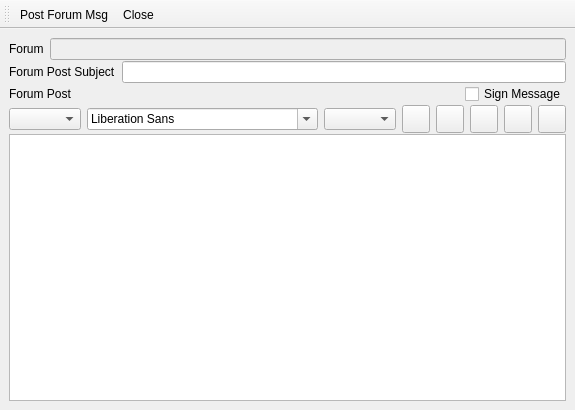
Old version of the form retroshare-gui/src/gui/forums/CreateForumMsg.ui in the repository RetroShare/RetroShare.
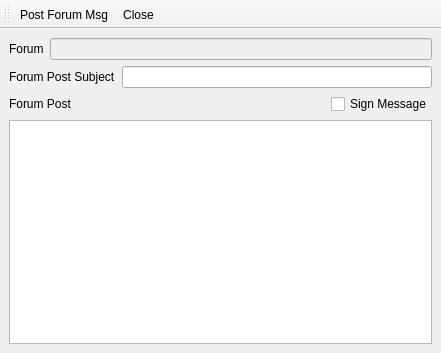
New version of the form. Icons and pictures are not drawn.

Commit message: Reverted to Forum Msgs back to before formatting. Made self appear in center of NetworkView

What changed in the file:
```diff
--- a/retroshare-gui/src/gui/forums/CreateForumMsg.ui
+++ b/retroshare-gui/src/gui/forums/CreateForumMsg.ui
@@ -5,8 +5,8 @@
    <rect>
     <x>0</x>
     <y>0</y>
-    <width>527</width>
-    <height>410</height>
+    <width>441</width>
+    <height>353</height>
    </rect>
   </property>
   <property name="windowTitle" >
@@ -20,17 +20,10 @@
   </property>
   <widget class="QWidget" name="centralwidget" >
    <layout class="QGridLayout" >
-    <property name="horizontalSpacing" >
-     <number>2</number>
-    </property>
-    <property name="verticalSpacing" >
-     <number>1</number>
-    </property>
     <item row="0" column="0" >
+     <layout class="QVBoxLayout" >
+      <item>
      <layout class="QHBoxLayout" >
-      <property name="spacing" >
-       <number>6</number>
-      </property>
       <item>
        <widget class="QLabel" name="label_2" >
         <property name="text" >
@@ -47,11 +40,8 @@
       </item>
      </layout>
     </item>
-    <item row="1" column="0" >
+      <item>
      <layout class="QHBoxLayout" >
-      <property name="spacing" >
-       <number>6</number>
-      </property>
       <item>
        <widget class="QLabel" name="label" >
         <property name="text" >
@@ -64,7 +54,7 @@
       </item>
      </layout>
     </item>
-    <item row="2" column="0" >
+      <item>
      <layout class="QHBoxLayout" >
       <item>
        <widget class="QLabel" name="label_5" >
@@ -95,165 +85,12 @@
       </item>
      </layout>
     </item>
-    <item row="3" column="0" >
-     <layout class="QGridLayout" >
-      <property name="horizontalSpacing" >
-       <number>6</number>
-      </property>
-      <property name="verticalSpacing" >
-       <number>0</number>
-      </property>
-      <item row="0" column="0" >
-       <widget class="QComboBox" name="comboStyle" />
-      </item>
-      <item row="0" column="1" >
-       <widget class="QFontComboBox" name="comboFont" />
-      </item>
-      <item row="0" column="2" >
-       <widget class="QComboBox" name="comboSize" >
-        <property name="toolTip" >
-         <string>Font size</string>
-        </property>
-       </widget>
-      </item>
-      <item row="0" column="3" >
-       <widget class="QPushButton" name="boldbtn" >
-        <property name="minimumSize" >
-         <size>
-          <width>28</width>
-          <height>28</height>
-         </size>
-        </property>
-        <property name="maximumSize" >
-         <size>
-          <width>28</width>
-          <height>28</height>
-         </size>
-        </property>
-        <property name="toolTip" >
-         <string>Bold</string>
-        </property>
-        <property name="text" >
-         <string/>
-        </property>
-        <property name="checkable" >
-         <bool>true</bool>
-        </property>
-       </widget>
-      </item>
-      <item row="0" column="4" >
-       <widget class="QPushButton" name="underlinebtn" >
-        <property name="minimumSize" >
-         <size>
-          <width>28</width>
-          <height>28</height>
-         </size>
-        </property>
-        <property name="maximumSize" >
-         <size>
-          <width>28</width>
-          <height>28</height>
-         </size>
-        </property>
-        <property name="toolTip" >
-         <string>Underline</string>
-        </property>
-        <property name="text" >
-         <string/>
-        </property>
-        <property name="checkable" >
-         <bool>true</bool>
-        </property>
-       </widget>
-      </item>
-      <item row="0" column="5" >
-       <widget class="QPushButton" name="italicbtn" >
-        <property name="minimumSize" >
-         <size>
-          <width>28</width>
-          <height>28</height>
-         </size>
-        </property>
-        <property name="maximumSize" >
-         <size>
-          <width>28</width>
-          <height>28</height>
-         </size>
-        </property>
-        <property name="toolTip" >
-         <string>Italic</string>
-        </property>
-        <property name="text" >
-         <string/>
-        </property>
-        <property name="checkable" >
-         <bool>true</bool>
-        </property>
-       </widget>
-      </item>
-      <item row="0" column="6" >
-       <widget class="QPushButton" name="colorbtn" >
-        <property name="minimumSize" >
-         <size>
-          <width>28</width>
-          <height>28</height>
-         </size>
-        </property>
-        <property name="maximumSize" >
-         <size>
-          <width>28</width>
-          <height>28</height>
-         </size>
-        </property>
-        <property name="toolTip" >
-         <string>Color</string>
-        </property>
-        <property name="text" >
-         <string/>
-        </property>
-       </widget>
-      </item>
-      <item row="0" column="7" >
-       <widget class="QPushButton" name="textalignmentbtn" >
-        <property name="minimumSize" >
-         <size>
-          <width>28</width>
-          <height>28</height>
-         </size>
-        </property>
-        <property name="maximumSize" >
-         <size>
-          <width>28</width>
-          <height>28</height>
-         </size>
-        </property>
-        <property name="toolTip" >
-         <string>Alignment</string>
-        </property>
-        <property name="text" >
-         <string/>
-        </property>
-       </widget>
-      </item>
-      <item row="0" column="8" >
-       <spacer>
-        <property name="orientation" >
-         <enum>Qt::Horizontal</enum>
-        </property>
-        <property name="sizeHint" >
-         <size>
-          <width>51</width>
-          <height>20</height>
-         </size>
-        </property>
-       </spacer>
-      </item>
-     </layout>
-    </item>
-    <item row="4" column="0" >
+      <item>
      <widget class="QTextEdit" name="forumMessage" />
     </item>
    </layout>
+    </item>
+   </layout>
   </widget>
   <widget class="QToolBar" name="toolBar" >
    <property name="windowTitle" >
```
Left out of the diff: 10 changed lines with no effect on the pictures. Lines whose indentation alone changed are shown as unchanged. The commit also changes 3 other files.
